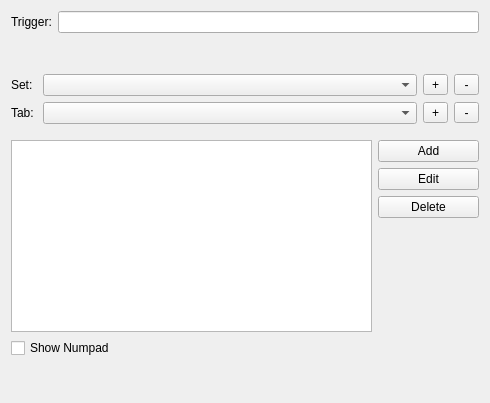
KDE/simon, file plugins/Commands/Keyboard/keyboardconfigurationdlg.ui: the form before one commit.
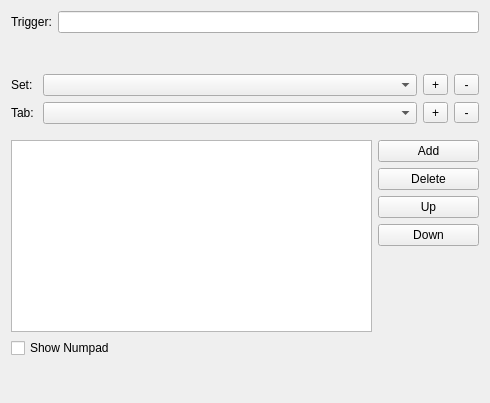
The form after the commit. Custom widgets are drawn as their Qt base class.

Commit message: added some dialogs and buttonfunktions

Diff of the .ui file:
```diff
--- a/plugins/Commands/Keyboard/keyboardconfigurationdlg.ui
+++ b/plugins/Commands/Keyboard/keyboardconfigurationdlg.ui
@@ -179,13 +179,6 @@
        </property>
       </widget>
      </item>
-     <item>
-      <widget class="KPushButton" name="pbEditButton">
-       <property name="text">
-        <string>Edit</string>
-       </property>
-      </widget>
-     </item>
      <item>
       <widget class="KPushButton" name="pbDeleteButton">
        <property name="text">
@@ -193,6 +186,20 @@
        </property>
       </widget>
      </item>
+     <item>
+      <widget class="KPushButton" name="pbUpButton">
+       <property name="text">
+        <string>Up</string>
+       </property>
+      </widget>
+     </item>
+     <item>
+      <widget class="KPushButton" name="pbDownButton">
+       <property name="text">
+        <string>Down</string>
+       </property>
+      </widget>
+     </item>
      <item>
       <spacer name="verticalSpacer_3">
        <property name="orientation">
```
Left out of the diff: 31 changed lines with no effect on the pictures. The commit also changes 7 other files.
